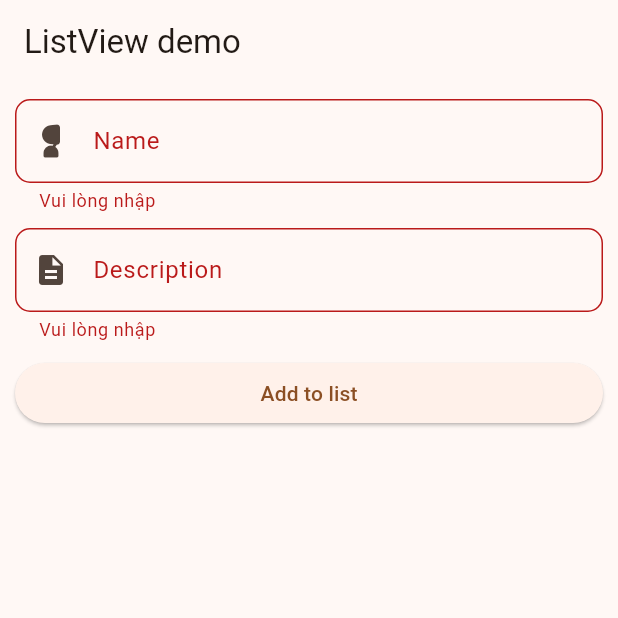
After one commit to bladeonfire2402/flutter_demo, a Flutter app: the DemoListview screen opened directly, after a tap on "Add to list", on a phone screen of 412 x 824 dp, the top half of it. The commit adds this screen. Run offline on Flutter 3.47's test engine with Material 3 defaults, Android fonts, the phone set to English and light mode, and no system bars; our stand-ins replace audioplayers, video_player; network calls fail; key blocks and very long unbroken strings in the code were emptied for the run.

Commit message:
list view builder, add, remove, view

```diff
--- /dev/null
+++ b/lib/class/list-item.dart
@@ -0,0 +1,6 @@
+class ListItem {
+  String name;
+  String description;
+
+  ListItem(this.name, this.description);
+}
--- a/lib/main.dart
+++ b/lib/main.dart
@@ -1,4 +1,5 @@
 import 'package:demo/generated/l10n.dart';
+import 'package:demo/src/demo-listview/demo-listview.dart';
 import 'package:demo/src/demo_switch.dart';
 import 'package:flutter/material.dart';
 import 'package:flutter_localizations/flutter_localizations.dart';
@@ -55,6 +56,7 @@ class _MyAppState extends State<MyApp> {
         isDark: _themeMode == ThemeMode.dark,
         onChanged: _toggleTheme,
       ),
+      // home: DemoListview(),
     );
   }
 }
--- a/lib/src/demo-audio/demo-audio.dart
+++ b/lib/src/demo-audio/demo-audio.dart
@@ -59,6 +59,9 @@ class _DemoAudioState extends State<DemoAudio> {
   @override
   Widget build(BuildContext context) {
     return Scaffold(
+      appBar: AppBar(
+        title: Text("Demo audio"),
+      ),
       body: Center(
         child: Column(
           mainAxisAlignment: MainAxisAlignment.center,
--- a/lib/src/demo-fonts/demo-font.dart
+++ b/lib/src/demo-fonts/demo-font.dart
@@ -7,6 +7,9 @@ const DemoFont({ Key? key }) : super(key: key);
   @override
   Widget build(BuildContext context){
     return Scaffold(
+      appBar: AppBar(
+        title: Text("Demo fonts"),
+      ),
       body: Center(
         child: Column(
           children:[
--- /dev/null
+++ b/lib/src/demo-listview/demo-listview.dart
@@ -0,0 +1,175 @@
+import 'dart:async';
+
+import 'package:demo/class/list-item.dart';
+import 'package:flutter/material.dart';
+
+class DemoListview extends StatefulWidget {
+  const DemoListview({super.key});
+
+  @override
+  _DemoListviewState createState() => _DemoListviewState();
+}
+
+class _DemoListviewState extends State<DemoListview> {
+  final _formKey = GlobalKey<FormState>();
+  final TextEditingController _name = TextEditingController();
+  final TextEditingController _des = TextEditingController();
+  List<ListItem> list = [];
+  StreamController strCtr = StreamController();
+
+  void addToList(String name, String description) {
+    if (_formKey.currentState!.validate()) {
+      if (list.any((e) => e.name == name)) {
+        return; // tồn tại rồi thì không thêm
+      }
+
+      setState(() {
+        list.add(ListItem(name, description));
+        _name.text = "";
+        _des.text = "";
+      });
+    }
+  }
+
+  void removeFromList(String name) {
+    setState(() {
+      list.removeWhere((e) => e.name == name);
+    });
+  }
+
+  @override
+  void dispose() {
+    _name.dispose();
+    _des.dispose();
+    super.dispose();
+  }
+
+  @override
+  Widget build(BuildContext context) {
+    final double height = MediaQuery.of(context).size.height;
+    final double width = MediaQuery.of(context).size.width;
+
+    return Scaffold(
+      appBar: AppBar(title: Text("ListView demo")),
+      body: Container(
+        padding: const EdgeInsets.all(10),
+        height: height,
+        child: Column(
+          children: [
+            Form(
+              key: _formKey,
+              child: Column(
+                spacing: 10,
+                children: [
+                  TextFormField(
+                    controller: _name,
+                    validator: (value) {
+                      {
+                        if (value == null || value.isEmpty) {
+                          return 'Vui lòng nhập';
+                        }
+                      }
+                      return null;
+                    },
+                    decoration: InputDecoration(
+                      labelText: "Name",
+                      hintText: "Input name",
+                      prefixIcon: Icon(Icons.nest_cam_wired_stand_rounded),
+                      border: OutlineInputBorder(
+                        borderRadius: BorderRadius.circular(10),
+                      ),
+                      enabledBorder: OutlineInputBorder(
+                        borderRadius: BorderRadius.circular(10),
+                        borderSide: const BorderSide(color: Colors.grey),
+                      ),
+                      focusedBorder: OutlineInputBorder(
+                        borderRadius: BorderRadius.circular(10),
+                        borderSide: const BorderSide(
+                          color: Colors.brown,
+                          width: 2,
+                        ),
+                      ),
+                    ),
+                  ),
+                  TextFormField(
+                    controller: _des,
+                    validator: (value) {
+                      {
+                        if (value == null || value.isEmpty) {
+                          return 'Vui lòng nhập';
+                        }
+                      }
+                      return null;
+                    },
+                    decoration: InputDecoration(
+                      labelText: "Description",
+                      hintText: "Input Description",
+                      prefixIcon: Icon(Icons.description),
+                      border: OutlineInputBorder(
+                        borderRadius: BorderRadius.circular(10),
+                      ),
+                      enabledBorder: OutlineInputBorder(
+                        borderRadius: BorderRadius.circular(10),
+                        borderSide: const BorderSide(color: Colors.grey),
+                      ),
+                      focusedBorder: OutlineInputBorder(
+                        borderRadius: BorderRadius.circular(10),
+                        borderSide: const BorderSide(
+                          color: Colors.brown,
+                          width: 2,
+                        ),
+                      ),
+                    ),
+                  ),
+                  SizedBox(
+                    width: double.infinity,
+                    child: ElevatedButton(
+                      onPressed: () {
+                        addToList(_name.text, _des.text);
+                      },
+                      child: Text("Add to list"),
+                    ),
+                  ),
+                ],
+              ),
+            ),
+            Expanded(
+              child: ListView.builder(
+                itemCount: list.length,
+                itemBuilder: (BuildContext context, int index) {
+                  return Container(
+                    margin: const EdgeInsets.symmetric(vertical: 10),
+                    decoration: BoxDecoration(
+                      color: Colors.brown[50], // background
+                      borderRadius: BorderRadius.circular(12), // bo góc
+                      boxShadow: [
+                        BoxShadow(
+                          color: Colors.grey.withOpacity(0.2),
+                          blurRadius: 5,
+                          offset: const Offset(0, 3),
+                        ),
+                      ],
+                    ),
+                    child: ListTile(
+                      title: Text(list[index].name),
+                      subtitle: Text(list[index].description),
+                      trailing: IconButton(
+                        onPressed: () {
+                          removeFromList(list[index].name);
+                        },
+                        icon: Icon(Icons.remove_circle),
+                      ),
+                      leading: Text((index + 1).toString(), style: TextStyle(
+                        fontSize: 20,
+                      ),),
+                    ),
+                  );
+                },
+              ),
+            ),
+          ],
+        ),
+      ),
+    );
+  }
+}
--- a/lib/src/demo-video/demo-video.dart
+++ b/lib/src/demo-video/demo-video.dart
@@ -47,7 +47,9 @@ class _DemoVideoState extends State<DemoVideo> {
   @override
   Widget build(BuildContext context) {
     return Scaffold(
-      appBar: AppBar(),
+      appBar: AppBar(
+        title: Text("Demo video"),
+      ),
       body: Center(
         child:
             _videoPlayerController.value.isInitialized
--- a/lib/src/demo_images/demo_images.dart
+++ b/lib/src/demo_images/demo_images.dart
@@ -14,6 +14,9 @@ class DemoImages extends StatelessWidget {
     //Uint8List imageBytes = base64Decode(base64string);
 
     return Scaffold(
+      appBar: AppBar(
+        title: Text("Demo images"),
+      ),
       body: SingleChildScrollView(
         child: Column(
           children: [
--- a/lib/src/demo_switch.dart
+++ b/lib/src/demo_switch.dart
@@ -1,6 +1,7 @@
 import 'package:demo/src/change%20lifecycle/a.dart';
 import 'package:demo/src/demo-audio/demo-audio.dart';
 import 'package:demo/src/demo-fonts/demo-font.dart';
+import 'package:demo/src/demo-listview/demo-listview.dart';
 import 'package:demo/src/demo-video/demo-video.dart';
 import 'package:demo/src/demo_images/demo_images.dart';
 import 'package:demo/src/demo-intl/intel.dart';
@@ -28,7 +29,8 @@ class DemoSwitch extends StatelessWidget {
         title: const Text("Demo App", style: TextStyle(color: Colors.white)),
         backgroundColor: Colors.blue,
       ),
-      body: Container(
+      body: SingleChildScrollView(
+        child: Container(
           padding: const EdgeInsets.all(10),
           width: double.infinity,
           child: Column(
@@ -88,7 +90,14 @@ class DemoSwitch extends StatelessWidget {
                 },
                 child: const Text("Demo about Video"),
               ),
+              ElevatedButton(
+                onPressed: () {
+                  navigatePage(context, DemoListview());
+                },
+                child: const Text("Demo about listView"),
+              ),
             ],
+          ),
         ),
       ),
       floatingActionButton: FloatingActionButton(
```
Lines whose indentation alone changed are shown as unchanged.
